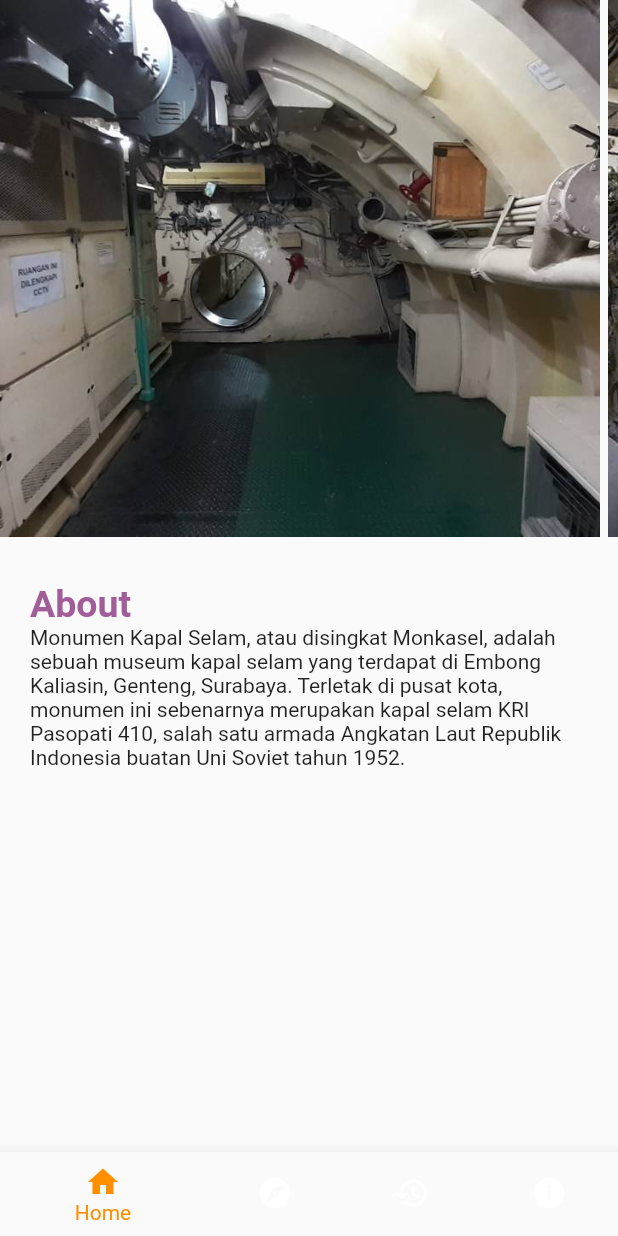
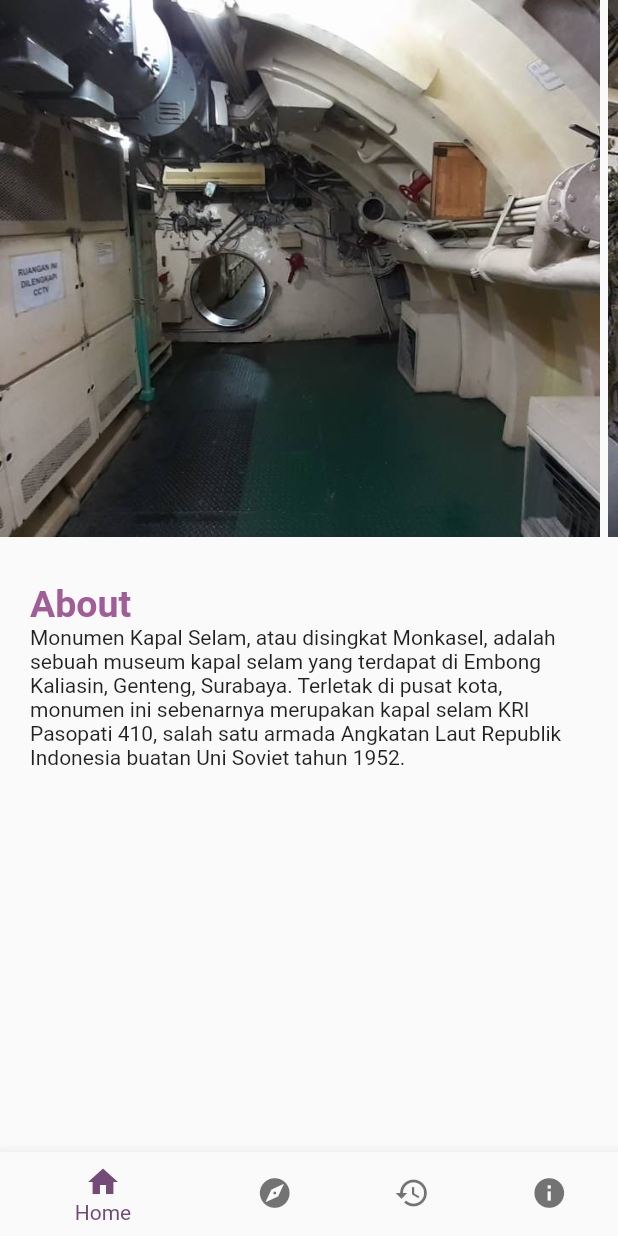
Before and after one commit to putrianna/cool_tourismapp, a Flutter app: the screen it shows after launch, on a phone screen of 412 x 824 dp. Run offline on Flutter 3.47's test engine with Material 2 defaults, Android fonts, the phone set to English and light mode, and no system bars; our stand-ins replace hexcolor.

Commit message:
fix navbar color & add some

```diff
--- a/lib/main.dart
+++ b/lib/main.dart
@@ -1,3 +1,4 @@
+import 'package:cool_tourismapp/contactus.dart';
 import 'package:cool_tourismapp/home.dart';
 import 'package:flutter/material.dart';
 import 'bak/app.dart';
@@ -40,10 +41,11 @@ class _MyStatefulWidgetState extends State<MyStatefulWidget> {
       'Index 2: History',
       style: optionStyle,
     ),
-    Text(
-      'Index 3: About Us',
-      style: optionStyle,
-    ),
+    ContactUs(),
+    // Text(
+    //   'Index 3: About Us',
+    //   style: optionStyle,
+    // ),
   ];
 
   void _onItemTapped(int index) {
@@ -78,7 +80,8 @@ class _MyStatefulWidgetState extends State<MyStatefulWidget> {
           ),
         ],
         currentIndex: _selectedIndex,
-        selectedItemColor: Colors.amber[800],
+        selectedItemColor: Color.fromARGB(255, 115, 75, 118),
+        unselectedItemColor: Colors.black54,
         onTap: _onItemTapped,
       ),
     );
```
